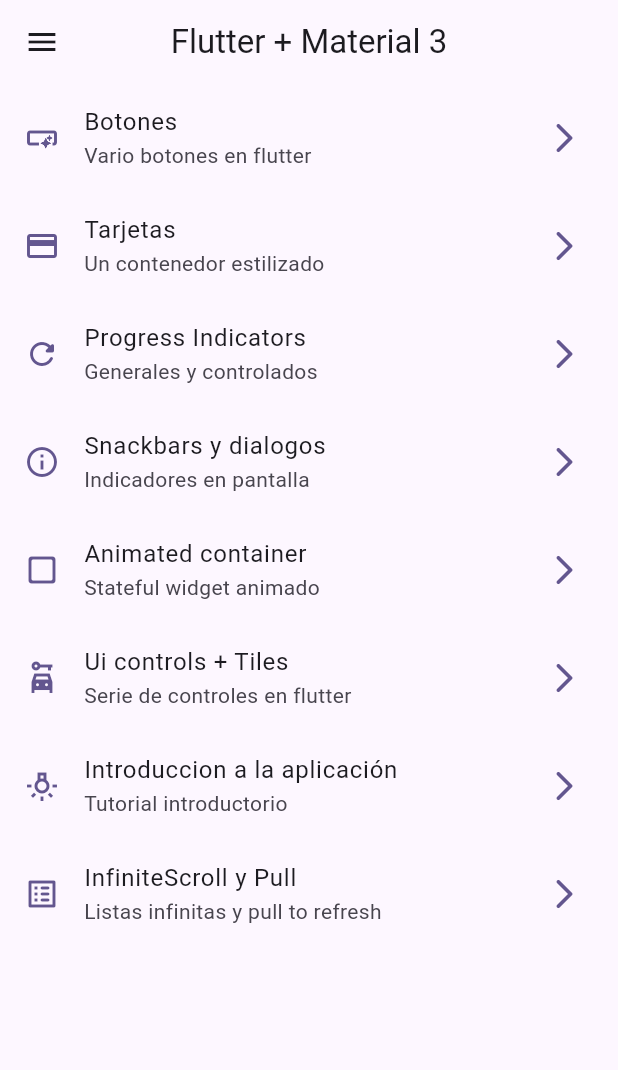
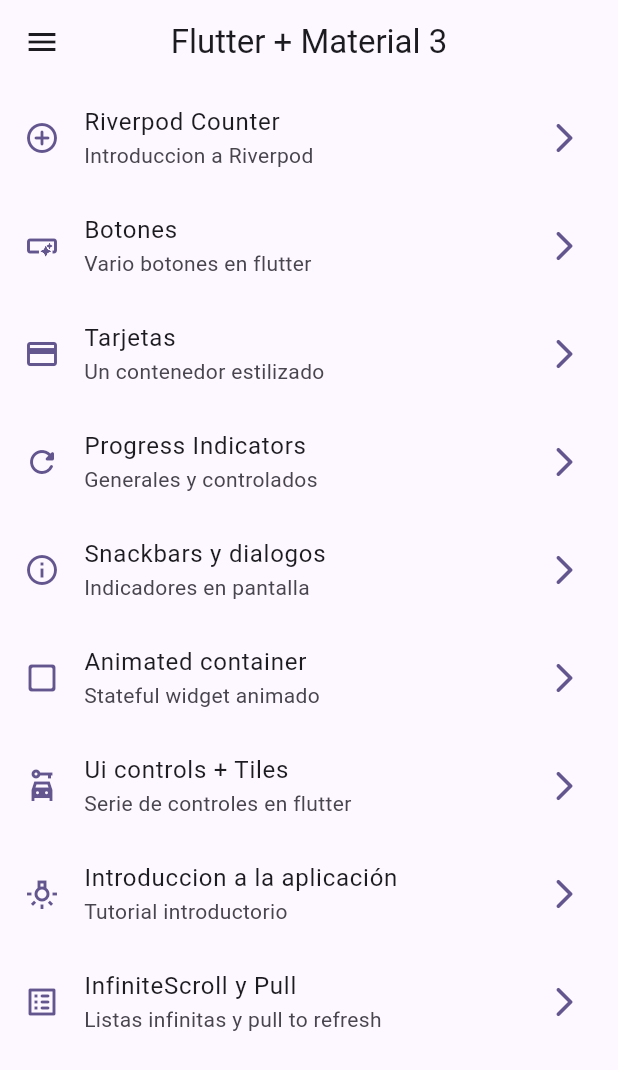
Before and after one commit to Dante-ML/widgets_app, a Flutter app: the screen it shows after launch, on a phone screen of 412 x 824 dp. Shown: the top 1070 px of the screen. Run offline on Flutter 3.47's test engine with Material 2 defaults, Android fonts, the phone set to English and light mode, and no system bars; our stand-ins replace animate_do, go_router.

Commit message:
pantalla riverpod no funcional

```diff
--- a/lib/config/menu/menu_items.dart
+++ b/lib/config/menu/menu_items.dart
@@ -18,6 +18,13 @@ class MenuItem {
 }
 
 const List<MenuItem> appMenuItems = [
+  MenuItem(
+    tittle: 'Riverpod Counter ',
+    subTittle: 'Introduccion a Riverpod',
+    url: '/counter_river',
+    icon: Icons.add_circle_outline_rounded,
+  ),
+
   MenuItem(
     tittle: 'Botones',
     subTittle: 'Vario botones en flutter',
@@ -60,7 +67,7 @@ const List<MenuItem> appMenuItems = [
     icon: Icons.car_rental_sharp,
   ),
 
-   MenuItem(
+  MenuItem(
     tittle: 'Introduccion a la aplicación',
     subTittle: 'Tutorial introductorio',
     url: '/tutorial',
@@ -71,5 +78,7 @@ const List<MenuItem> appMenuItems = [
     tittle: 'InfiniteScroll y Pull',
     subTittle: 'Listas infinitas y pull to refresh',
     url: '/infinite',
-    icon: Icons.list_alt_rounded),
+    icon: Icons.list_alt_rounded
+  ),
+
 ];
--- a/lib/config/router/app_router.dart
+++ b/lib/config/router/app_router.dart
@@ -1,5 +1,4 @@
 import 'package:go_router/go_router.dart';
-import 'package:widgets_app/presentation/screens/snackbar/snackbar_screen.dart';
 
 //Importaciones desde un archivo, mas rapido
 import '../../presentation/screens/screens.dart';
@@ -63,5 +62,11 @@ final appRouter = GoRouter(
       name: InfiniteScrollScreen.name,
       builder: (context, state) => const InfiniteScrollScreen(),
     ),
+
+    GoRoute(
+      path: '/counter_river',
+      name: CounterScreen.name,
+      builder: (context, state) => const CounterScreen(),
+    ),
   ],
 );
--- a/lib/presentation/screens/screens.dart
+++ b/lib/presentation/screens/screens.dart
@@ -9,3 +9,5 @@ export "package:widgets_app/presentation/screens/app_tutorial/app_tutorial_scree
 export "package:widgets_app/presentation/screens/intinite_scroll/infinite_scroll_screen.dart";
 export "package:widgets_app/presentation/screens/progress/progress_screen.dart";
 export "package:widgets_app/presentation/screens/ui_controls/ui_controls_screen.dart";
+export "package:widgets_app/presentation/screens/counter/counter_screen.dart";
+export "package:widgets_app/presentation/screens/snackbar/snackbar_screen.dart";
```
Also changed, not shown: lib/presentation/screens/counter/counter_screen.dart (added, +27 -0 lines).
